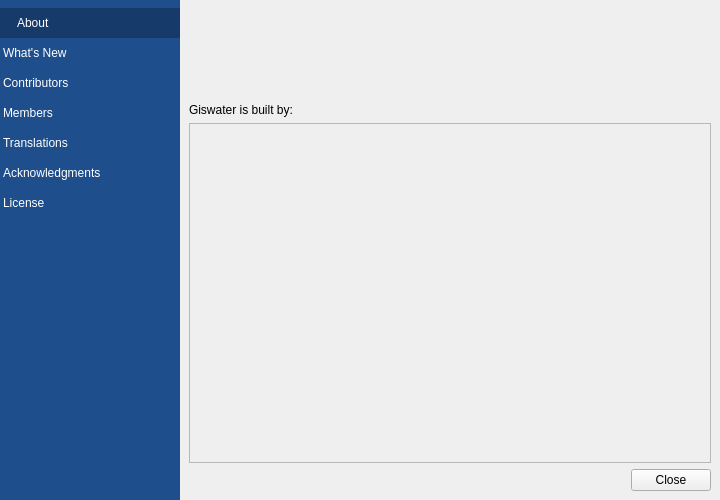
giswater/plugin, file core/ui/menu/about.ui: the form before one commit.
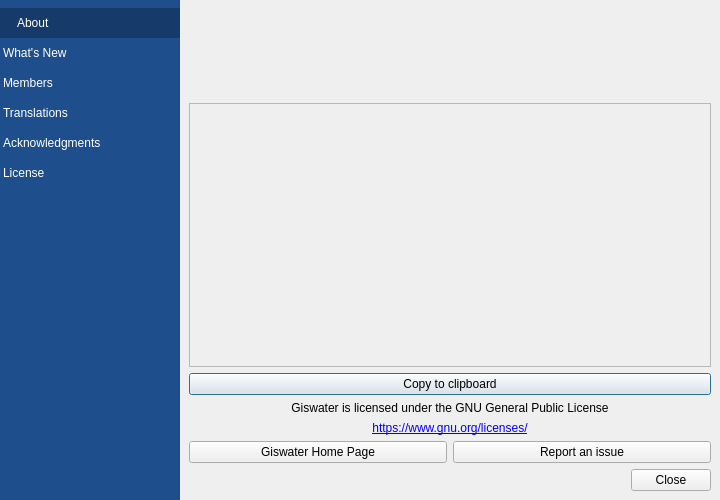
The form after the commit. The open tabs and pages were chosen to show the change.

Commit message: refactor(about-dialog): remove contributors section and update dialog text to reflect members; adjust UI layout accordingly

The edit to the form file:
```diff
--- a/core/ui/menu/about.ui
+++ b/core/ui/menu/about.ui
@@ -90,11 +90,6 @@
        <string notr="true">What's New</string>
       </property>
      </item>
-     <item>
-      <property name="text">
-       <string notr="true">Contributors</string>
-      </property>
-     </item>
      <item>
       <property name="text">
        <string notr="true">Members</string>
@@ -370,73 +365,6 @@
           </item>
          </layout>
         </widget>
-        <widget class="QWidget" name="page_contributors">
-         <layout class="QVBoxLayout" name="verticalLayout_contributors">
-          <property name="leftMargin">
-           <number>0</number>
-          </property>
-          <property name="topMargin">
-           <number>0</number>
-          </property>
-          <property name="rightMargin">
-           <number>0</number>
-          </property>
-          <property name="bottomMargin">
-           <number>0</number>
-          </property>
-          <item>
-           <widget class="QLabel" name="lbl_contributors">
-            <property name="text">
-             <string>Giswater is built by:</string>
-            </property>
-            <property name="wordWrap">
-             <bool>true</bool>
-            </property>
-           </widget>
-          </item>
-          <item>
-           <widget class="QScrollArea" name="scr_contributors">
-            <property name="frameShape">
-             <enum>QFrame::StyledPanel</enum>
-            </property>
-            <property name="frameShadow">
-             <enum>QFrame::Sunken</enum>
-            </property>
-            <property name="styleSheet">
-             <string notr="true">QScrollArea { background-color: palette(base); }
-QScrollArea &gt; QWidget &gt; QWidget { background-color: palette(base); }</string>
-            </property>
-            <property name="widgetResizable">
-             <bool>true</bool>
-            </property>
-            <widget class="QWidget" name="wdg_contributors">
-             <property name="geometry">
-              <rect>
-               <x>0</x>
-               <y>0</y>
-               <width>560</width>
-               <height>400</height>
-              </rect>
-             </property>
-             <layout class="QGridLayout" name="lyt_contributors">
-              <property name="leftMargin">
-               <number>8</number>
-              </property>
-              <property name="topMargin">
-               <number>8</number>
-              </property>
-              <property name="rightMargin">
-               <number>8</number>
-              </property>
-              <property name="bottomMargin">
-               <number>8</number>
-              </property>
-             </layout>
-            </widget>
-           </widget>
-          </item>
-         </layout>
-        </widget>
         <widget class="QWidget" name="page_members">
          <layout class="QVBoxLayout" name="verticalLayout_members">
           <property name="leftMargin">
```
The commit also changes 1 other file.
